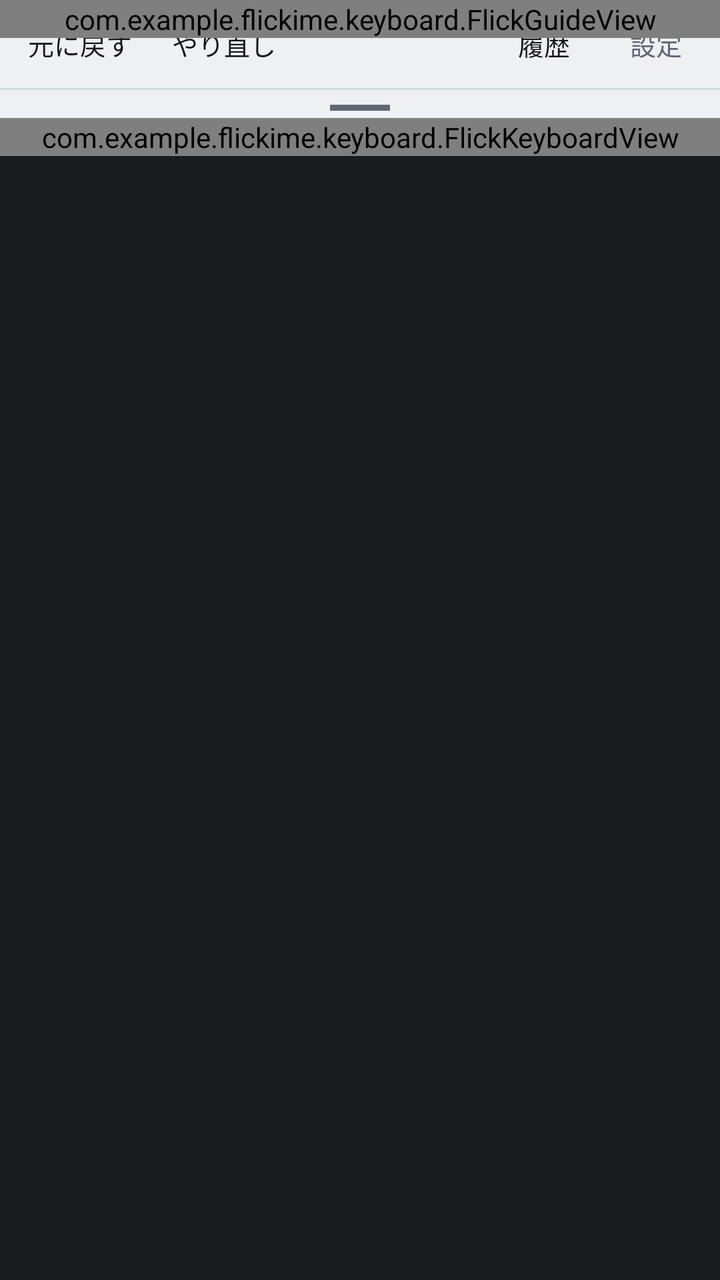
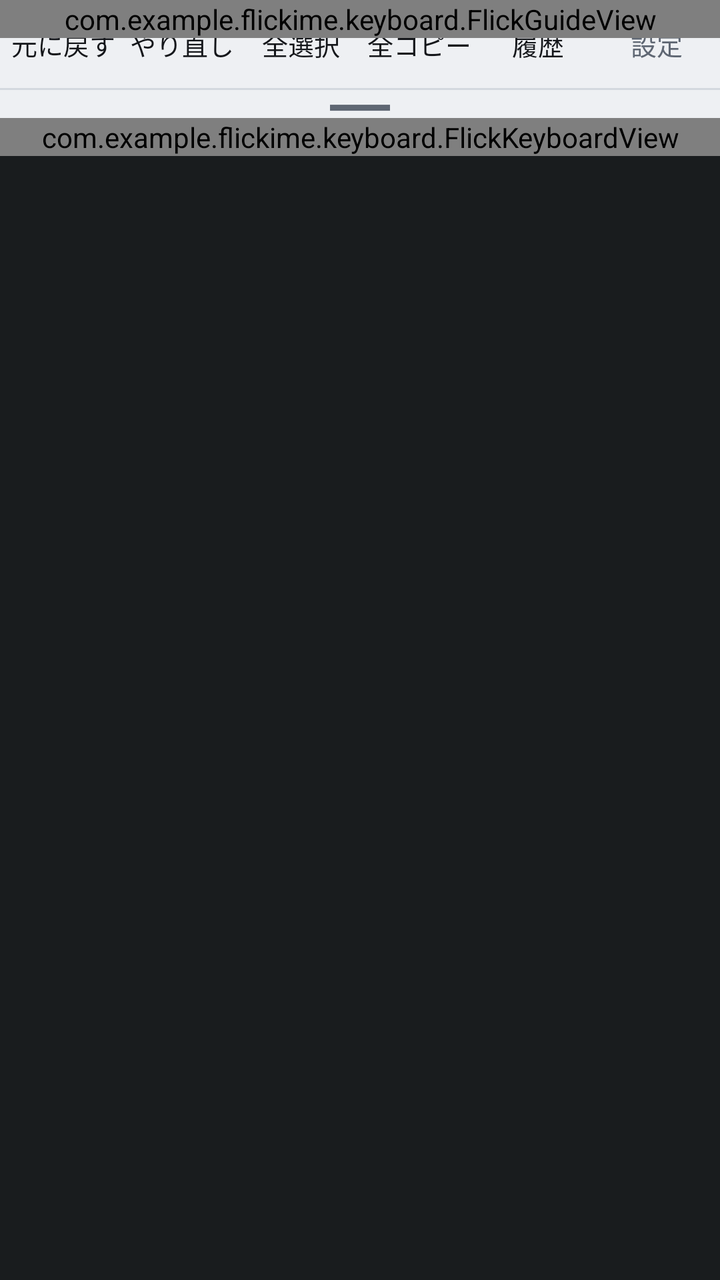

The first picture is an Android layout as it rendered before a commit; the second is the same layout after the commit. The layout source and the unified diff follow.
<!-- AndroidManifest.xml: application theme android:Theme.DeviceDefault -->
<!-- res/layout/input_view.xml -->
<?xml version="1.0" encoding="utf-8"?>
<FrameLayout xmlns:android="http://schemas.android.com/apk/res/android"
    android:id="@+id/root"
    android:layout_width="match_parent"
    android:layout_height="wrap_content">

    <LinearLayout
        android:id="@+id/content_root"
        android:layout_width="match_parent"
        android:layout_height="wrap_content"
        android:background="@color/ime_bg"
        android:orientation="vertical">

        <LinearLayout
            android:id="@+id/toolbar"
            android:layout_width="match_parent"
            android:layout_height="44dp"
            android:gravity="center_vertical"
            android:orientation="horizontal"
            android:paddingStart="4dp"
            android:paddingEnd="4dp">

            <TextView
                android:id="@+id/btn_undo"
                android:layout_width="wrap_content"
                android:layout_height="match_parent"
                android:background="?android:attr/selectableItemBackground"
                android:gravity="center"
                android:minWidth="64dp"
                android:paddingStart="10dp"
                android:paddingEnd="10dp"
                android:text="@string/tb_undo"
                android:textColor="@color/ime_text"
                android:textSize="13sp" />

            <TextView
                android:id="@+id/btn_redo"
                android:layout_width="wrap_content"
                android:layout_height="match_parent"
                android:background="?android:attr/selectableItemBackground"
                android:gravity="center"
                android:minWidth="64dp"
                android:paddingStart="10dp"
                android:paddingEnd="10dp"
                android:text="@string/tb_redo"
                android:textColor="@color/ime_text"
                android:textSize="13sp" />

            <View
                android:layout_width="0dp"
                android:layout_height="1dp"
                android:layout_weight="1" />

            <TextView
                android:id="@+id/btn_clip"
                android:layout_width="wrap_content"
                android:layout_height="match_parent"
                android:background="?android:attr/selectableItemBackground"
                android:gravity="center"
                android:minWidth="56dp"
                android:paddingStart="10dp"
                android:paddingEnd="10dp"
                android:text="@string/tb_clip"
                android:textColor="@color/ime_text"
                android:textSize="13sp" />

            <TextView
                android:id="@+id/btn_settings"
                android:layout_width="wrap_content"
                android:layout_height="match_parent"
                android:background="?android:attr/selectableItemBackground"
                android:gravity="center"
                android:minWidth="56dp"
                android:paddingStart="10dp"
                android:paddingEnd="10dp"
                android:text="@string/tb_settings"
                android:textColor="@color/ime_text_sub"
                android:textSize="13sp" />
        </LinearLayout>

        <View
            android:layout_width="match_parent"
            android:layout_height="1dp"
            android:background="@color/ime_divider" />

        
        <TextView
            android:id="@+id/resize_handle"
            android:layout_width="match_parent"
            android:layout_height="14dp"
            android:background="@color/ime_bg"
            android:gravity="center"
            android:text="@string/resize_handle_glyph"
            android:textColor="@color/ime_text_sub"
            android:textSize="10sp" />

        
        <LinearLayout
            android:id="@+id/candidate_row"
            android:layout_width="match_parent"
            android:layout_height="40dp"
            android:background="@color/ime_bg"
            android:orientation="horizontal"
            android:visibility="gone">

            <HorizontalScrollView
                android:id="@+id/candidate_scroll"
                android:layout_width="0dp"
                android:layout_height="match_parent"
                android:layout_weight="1"
                android:scrollbars="none">

                <LinearLayout
                    android:id="@+id/candidate_strip"
                    android:layout_width="wrap_content"
                    android:layout_height="match_parent"
                    android:orientation="horizontal" />
            </HorizontalScrollView>

            
            <TextView
                android:id="@+id/btn_candidate_expand"
                android:layout_width="44dp"
                android:layout_height="match_parent"
                android:background="?android:attr/selectableItemBackground"
                android:gravity="center"
                android:text="@string/candidate_expand"
                android:textColor="@color/ime_text_sub"
                android:textSize="14sp" />
        </LinearLayout>

        <FrameLayout
            android:id="@+id/content"
            android:layout_width="match_parent"
            android:layout_height="wrap_content">

            <com.example.flickime.keyboard.FlickKeyboardView
                android:id="@+id/keyboard"
                android:layout_width="match_parent"
                android:layout_height="wrap_content" />

            
            <LinearLayout
                android:id="@+id/candidate_panel"
                android:layout_width="match_parent"
                android:layout_height="match_parent"
                android:background="@color/ime_bg"
                android:orientation="vertical"
                android:visibility="gone">

                <LinearLayout
                    android:layout_width="match_parent"
                    android:layout_height="40dp"
                    android:gravity="center_vertical"
                    android:orientation="horizontal"
                    android:paddingStart="12dp"
                    android:paddingEnd="4dp">

                    <TextView
                        android:layout_width="0dp"
                        android:layout_height="wrap_content"
                        android:layout_weight="1"
                        android:text="@string/candidate_title"
                        android:textColor="@color/ime_text"
                        android:textSize="13sp"
                        android:textStyle="bold" />

                    <TextView
                        android:id="@+id/btn_candidate_close"
                        android:layout_width="wrap_content"
                        android:layout_height="match_parent"
                        android:background="?android:attr/selectableItemBackground"
                        android:gravity="center"
                        android:paddingStart="12dp"
                        android:paddingEnd="12dp"
                        android:text="@string/candidate_close"
                        android:textColor="@color/ime_accent"
                        android:textSize="13sp" />
                </LinearLayout>

                <androidx.recyclerview.widget.RecyclerView
                    android:id="@+id/candidate_list"
                    android:layout_width="match_parent"
                    android:layout_height="0dp"
                    android:layout_weight="1"
                    android:clipToPadding="false"
                    android:paddingBottom="4dp" />
            </LinearLayout>

            
            <LinearLayout
                android:id="@+id/clip_panel"
                android:layout_width="match_parent"
                android:layout_height="match_parent"
                android:background="@color/ime_bg"
                android:orientation="vertical"
                android:visibility="gone">

                <LinearLayout
                    android:layout_width="match_parent"
                    android:layout_height="40dp"
                    android:gravity="center_vertical"
                    android:orientation="horizontal"
                    android:paddingStart="12dp"
                    android:paddingEnd="4dp">

                    <TextView
                        android:layout_width="0dp"
                        android:layout_height="wrap_content"
                        android:layout_weight="1"
                        android:text="@string/clip_title"
                        android:textColor="@color/ime_text"
                        android:textSize="13sp"
                        android:textStyle="bold" />

                    <TextView
                        android:id="@+id/btn_clip_clear"
                        android:layout_width="wrap_content"
                        android:layout_height="match_parent"
                        android:background="?android:attr/selectableItemBackground"
                        android:gravity="center"
                        android:paddingStart="12dp"
                        android:paddingEnd="12dp"
                        android:text="@string/clip_clear"
                        android:textColor="@color/ime_text_sub"
                        android:textSize="13sp" />

                    <TextView
                        android:id="@+id/btn_clip_close"
                        android:layout_width="wrap_content"
                        android:layout_height="match_parent"
                        android:background="?android:attr/selectableItemBackground"
                        android:gravity="center"
                        android:paddingStart="12dp"
                        android:paddingEnd="12dp"
                        android:text="@string/clip_close"
                        android:textColor="@color/ime_accent"
                        android:textSize="13sp" />
                </LinearLayout>

                <FrameLayout
                    android:layout_width="match_parent"
                    android:layout_height="0dp"
                    android:layout_weight="1">

                    <androidx.recyclerview.widget.RecyclerView
                        android:id="@+id/clip_list"
                        android:layout_width="match_parent"
                        android:layout_height="match_parent"
                        android:clipToPadding="false"
                        android:paddingBottom="4dp" />

                    <TextView
                        android:id="@+id/clip_empty"
                        android:layout_width="match_parent"
                        android:layout_height="match_parent"
                        android:gravity="center"
                        android:text="@string/clip_empty"
                        android:textColor="@color/ime_text_sub"
                        android:textSize="13sp"
                        android:visibility="gone" />
                </FrameLayout>
            </LinearLayout>
        </FrameLayout>
    </LinearLayout>

    
    <com.example.flickime.keyboard.FlickGuideView
        android:id="@+id/guide"
        android:layout_width="match_parent"
        android:layout_height="wrap_content" />

</FrameLayout>
<!-- resources referenced by this layout -->
<resources>
  <color name="ime_accent">#2C7BE5</color>
  <color name="ime_bg">#EEF0F3</color>
  <color name="ime_divider">#D3D8DE</color>
  <color name="ime_text">#14161A</color>
  <color name="ime_text_sub">#5F6773</color>
  <string name="candidate_close">閉じる</string>
  <string name="candidate_expand">▼</string>
  <string name="candidate_title">変換候補</string>
  <string name="clip_clear">全消去</string>
  <string name="clip_close">閉じる</string>
  <string name="clip_empty">履歴はまだありません。\nテキストをコピーするとここに溜まります。</string>
  <string name="clip_title">クリップボード履歴</string>
  <string name="resize_handle_glyph">▬▬▬</string>
  <string name="tb_clip">履歴</string>
  <string name="tb_redo">やり直し</string>
  <string name="tb_settings">設定</string>
  <string name="tb_undo">元に戻す</string>
</resources>

<!-- the commit's change to res/layout/input_view.xml (unified diff, before → after) -->
@@ -11,68 +11,90 @@
         android:background="@color/ime_bg"
         android:orientation="vertical">
 
+        
         <LinearLayout
             android:id="@+id/toolbar"
             android:layout_width="match_parent"
             android:layout_height="44dp"
             android:gravity="center_vertical"
             android:orientation="horizontal"
-            android:paddingStart="4dp"
-            android:paddingEnd="4dp">
+            android:paddingStart="2dp"
+            android:paddingEnd="2dp">
 
             <TextView
                 android:id="@+id/btn_undo"
-                android:layout_width="wrap_content"
-                android:layout_height="match_parent"
-                android:background="?android:attr/selectableItemBackground"
-                android:gravity="center"
-                android:minWidth="64dp"
-                android:paddingStart="10dp"
-                android:paddingEnd="10dp"
+                android:layout_width="0dp"
+                android:layout_height="match_parent"
+                android:layout_weight="1"
+                android:background="?android:attr/selectableItemBackground"
+                android:ellipsize="end"
+                android:gravity="center"
+                android:maxLines="1"
                 android:text="@string/tb_undo"
                 android:textColor="@color/ime_text"
                 android:textSize="13sp" />
 
             <TextView
                 android:id="@+id/btn_redo"
-                android:layout_width="wrap_content"
-                android:layout_height="match_parent"
-                android:background="?android:attr/selectableItemBackground"
-                android:gravity="center"
-                android:minWidth="64dp"
-                android:paddingStart="10dp"
-                android:paddingEnd="10dp"
+                android:layout_width="0dp"
+                android:layout_height="match_parent"
+                android:layout_weight="1"
+                android:background="?android:attr/selectableItemBackground"
+                android:ellipsize="end"
+                android:gravity="center"
+                android:maxLines="1"
                 android:text="@string/tb_redo"
                 android:textColor="@color/ime_text"
                 android:textSize="13sp" />
 
-            <View
-                android:layout_width="0dp"
-                android:layout_height="1dp"
-                android:layout_weight="1" />
+            <TextView
+                android:id="@+id/btn_select_all"
+                android:layout_width="0dp"
+                android:layout_height="match_parent"
+                android:layout_weight="1"
+                android:background="?android:attr/selectableItemBackground"
+                android:ellipsize="end"
+                android:gravity="center"
+                android:maxLines="1"
+                android:text="@string/tb_select_all"
+                android:textColor="@color/ime_text"
+                android:textSize="13sp" />
+
+            <TextView
+                android:id="@+id/btn_copy_all"
+                android:layout_width="0dp"
+                android:layout_height="match_parent"
+                android:layout_weight="1"
+                android:background="?android:attr/selectableItemBackground"
+                android:ellipsize="end"
+                android:gravity="center"
+                android:maxLines="1"
+                android:text="@string/tb_copy_all"
+                android:textColor="@color/ime_text"
+                android:textSize="13sp" />
 
             <TextView
                 android:id="@+id/btn_clip"
-                android:layout_width="wrap_content"
-                android:layout_height="match_parent"
-                android:background="?android:attr/selectableItemBackground"
-                android:gravity="center"
-                android:minWidth="56dp"
-                android:paddingStart="10dp"
-                android:paddingEnd="10dp"
+                android:layout_width="0dp"
+                android:layout_height="match_parent"
+                android:layout_weight="1"
+                android:background="?android:attr/selectableItemBackground"
+                android:ellipsize="end"
+                android:gravity="center"
+                android:maxLines="1"
                 android:text="@string/tb_clip"
                 android:textColor="@color/ime_text"
                 android:textSize="13sp" />
 
             <TextView
                 android:id="@+id/btn_settings"
-                android:layout_width="wrap_content"
-                android:layout_height="match_parent"
-                android:background="?android:attr/selectableItemBackground"
-                android:gravity="center"
-                android:minWidth="56dp"
-                android:paddingStart="10dp"
-                android:paddingEnd="10dp"
+                android:layout_width="0dp"
+                android:layout_height="match_parent"
+                android:layout_weight="1"
+                android:background="?android:attr/selectableItemBackground"
+                android:ellipsize="end"
+                android:gravity="center"
+                android:maxLines="1"
                 android:text="@string/tb_settings"
                 android:textColor="@color/ime_text_sub"
                 android:textSize="13sp" />
<!-- resource entries referenced after the edit -->
@@ -14,7 +14,9 @@
   <string name="clip_title">クリップボード履歴</string>
   <string name="resize_handle_glyph">▬▬▬</string>
   <string name="tb_clip">履歴</string>
+  <string name="tb_copy_all">全コピー</string>
   <string name="tb_redo">やり直し</string>
+  <string name="tb_select_all">全選択</string>
   <string name="tb_settings">設定</string>
   <string name="tb_undo">元に戻す</string>
 </resources>
